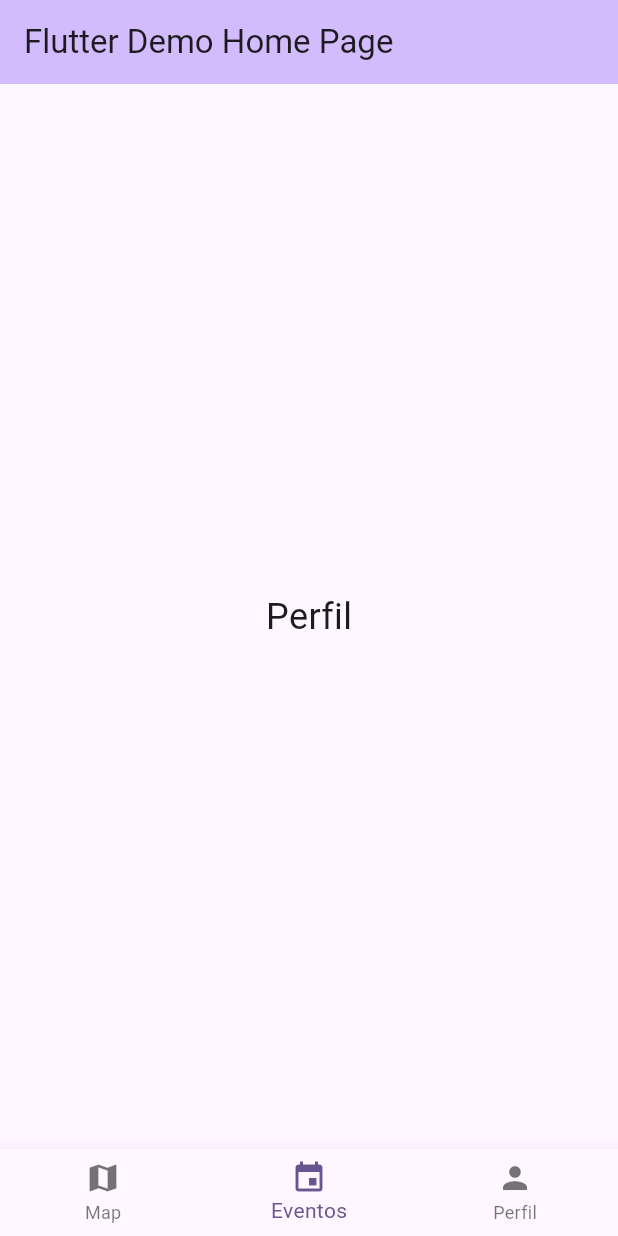
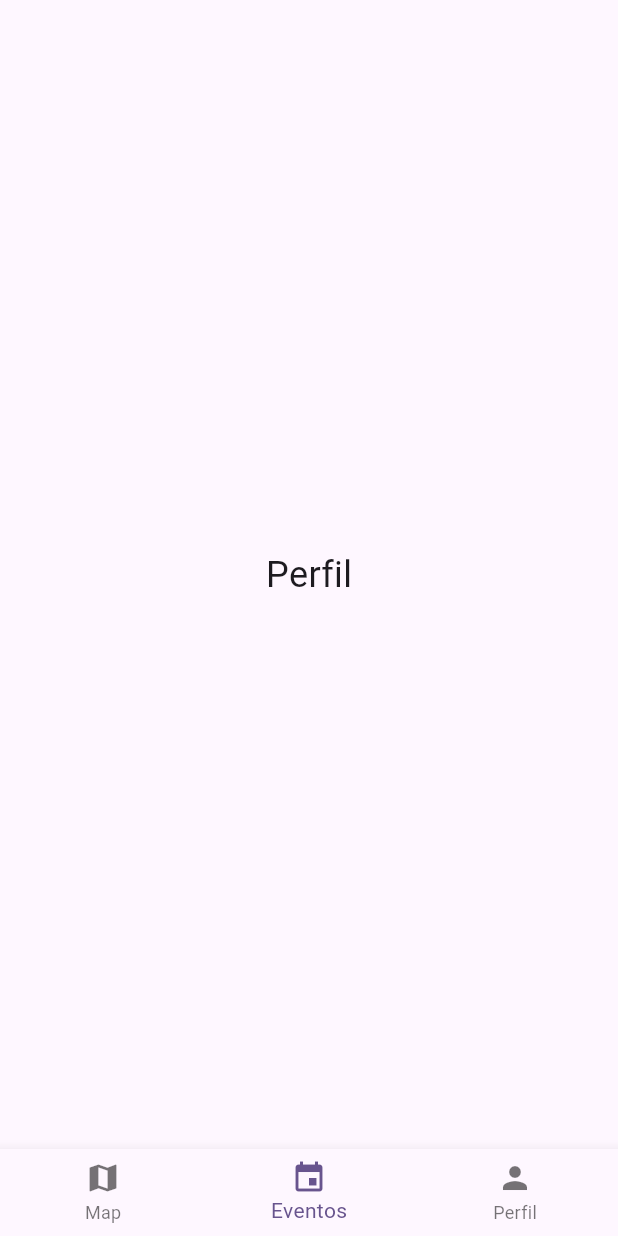
Before and after one commit to the-code-team/PostIn-App, a Flutter app: the screen it shows after launch, item 2 of the bottom bar chosen, on a phone screen of 412 x 824 dp. Run offline on Flutter 3.47's test engine with Material 3 defaults, Android fonts, the phone set to English and light mode, and no system bars; our stand-ins replace flutter_map, latlong2.

```diff
--- a/lib/home.dart
+++ b/lib/home.dart
@@ -4,9 +4,9 @@ import 'package:postin_app/pages/eventsPage.dart';
 import 'package:postin_app/pages/profilePage.dart';
 
 class MyHomePage extends StatefulWidget {
-  const MyHomePage({super.key, required this.title});
-
-  final String title;
+  const MyHomePage({
+    super.key,
+  });
 
   @override
   State<MyHomePage> createState() => _MyHomePageState();
@@ -20,10 +20,6 @@ class _MyHomePageState extends State<MyHomePage> {
   @override
   Widget build(BuildContext context) {
     return Scaffold(
-      appBar: AppBar(
-        backgroundColor: Theme.of(context).colorScheme.inversePrimary,
-        title: Text(widget.title),
-      ),
       body: _paginas[_paginaActual],
       bottomNavigationBar: BottomNavigationBar(
         currentIndex: _paginaActual,
--- a/lib/main.dart
+++ b/lib/main.dart
@@ -18,7 +18,7 @@ class MyApp extends StatelessWidget {
         colorScheme: ColorScheme.fromSeed(seedColor: Colors.deepPurple),
         useMaterial3: true,
       ),
-      home: const MyHomePage(title: 'Flutter Demo Home Page'),
+      home: const MyHomePage(),
     );
   }
 }
```
Also changed, not shown: lib/pages/mapPage.dart (+29 -8 lines).
